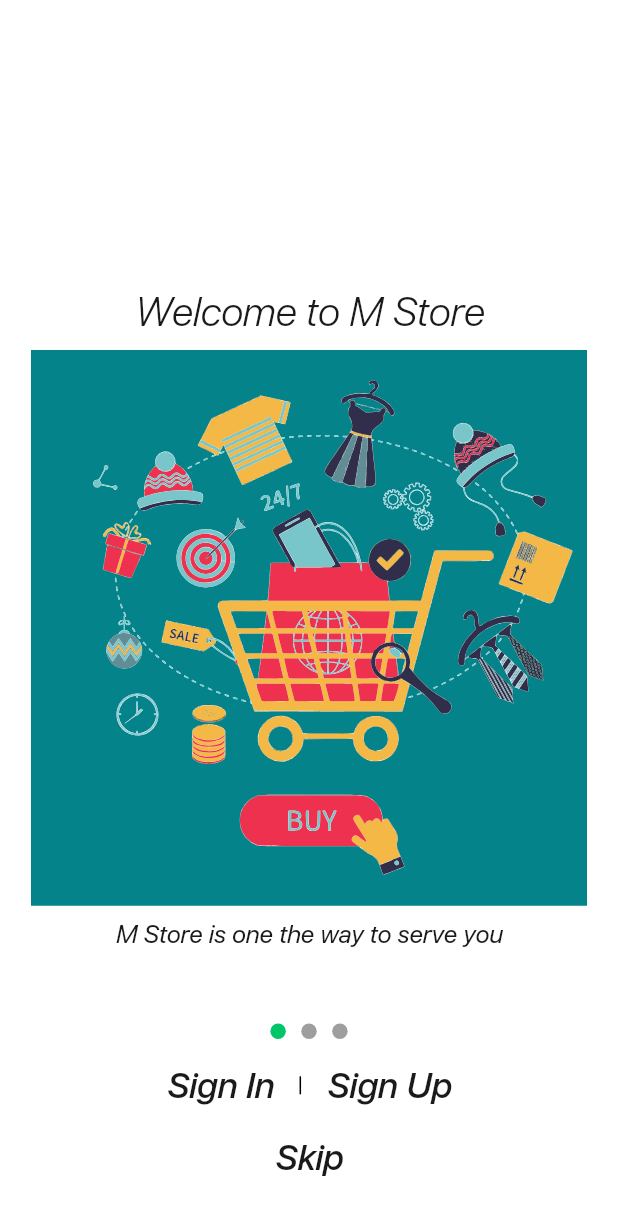
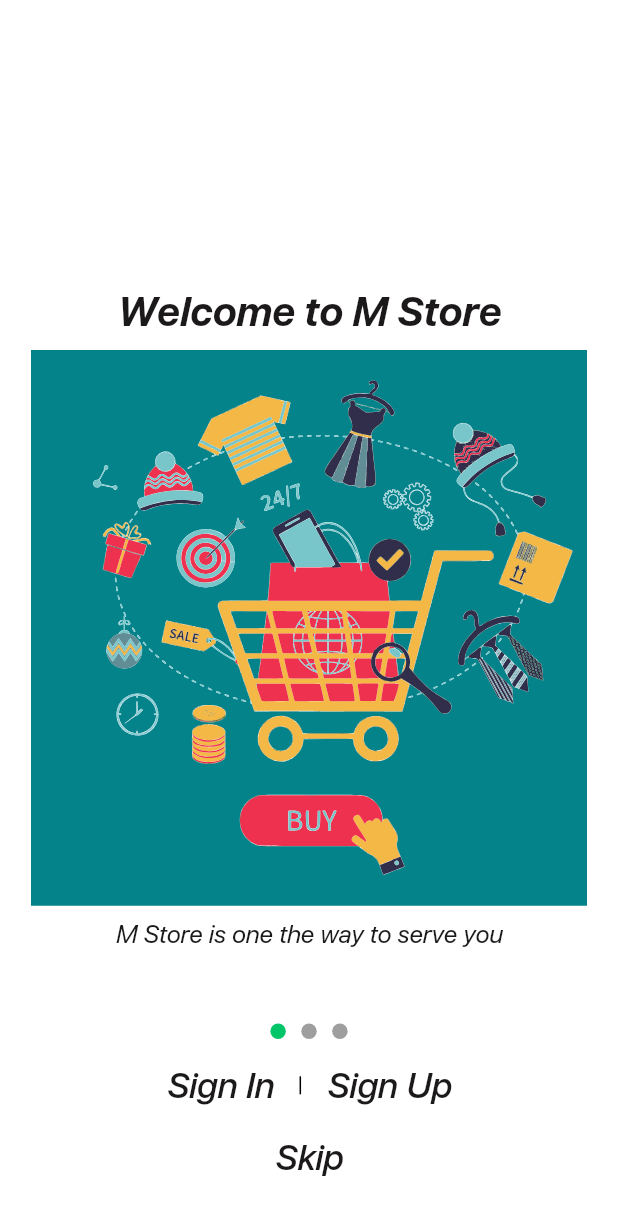
Before and after one commit to the-best-is-best/ms_store, a Flutter app: the screen it shows after launch, on a phone screen of 412 x 824 dp. Shown: the top 1215 px of the screen. Run offline on Flutter 3.47's test engine with Material 2 defaults, Android fonts, the phone set to English and light mode, and no system bars; drawn by our look-alikes of smooth_page_indicator; our stand-ins replace buildcondition, cached_network_image, carousel_slider, community_material_icon, dartz, dio and 16 more; missing offline and left inert: tbib_splash_screen; accounts and stored records are empty; generated files the repository leaves out were written again.

Commit message:
solve font in pubspec

```diff
--- a/lib/presentation/resources/font_manger.dart
+++ b/lib/presentation/resources/font_manger.dart
@@ -22,6 +22,7 @@ class FontSize {
   static double get s20 => 20.sp;
   static double get s24 => 24.sp;
   static double get s28 => 28.sp;
+  static double get s30 => 30.sp;
   static double get s32 => 32.sp;
   static double get s40 => 40.sp;
 }
--- a/lib/presentation/resources/theme_manager.dart
+++ b/lib/presentation/resources/theme_manager.dart
@@ -62,7 +62,7 @@ ThemeData get themeDataLight {
         shape: RoundedRectangleBorder(
             borderRadius: BorderRadius.circular(AppSpacing.ap12.r)),
         textStyle: getRegularStyle(
-            color: ColorManager.textColor, fontSize: FontSize.s24),
+            color: ColorManager.textColor, fontSize: FontSize.s16),
       ),
     ),
 
@@ -73,15 +73,15 @@ ThemeData get themeDataLight {
     ),
     textTheme: TextTheme(
       displayLarge:
-          getLightStyle(color: ColorManager.textColor, fontSize: FontSize.s32),
+          getBoldStyle(color: ColorManager.textColor, fontSize: FontSize.s32),
       headlineLarge: getSemiBoldStyle(
-          color: ColorManager.textColor, fontSize: FontSize.s32),
+          color: ColorManager.textColor, fontSize: FontSize.s30),
       labelLarge:
           getMediumStyle(color: ColorManager.textColor, fontSize: FontSize.s28),
       labelMedium:
-          getMediumStyle(fontSize: FontSize.s20, color: ColorManager.textColor),
+          getMediumStyle(fontSize: FontSize.s18, color: ColorManager.textColor),
       labelSmall: getRegularStyle(
-          color: ColorManager.textColor, fontSize: FontSize.s24),
+          color: ColorManager.textColor, fontSize: FontSize.s16),
       titleLarge: getRegularStyle(
           color: ColorManager.textColor, fontSize: FontSize.s20),
     ),
@@ -89,9 +89,9 @@ ThemeData get themeDataLight {
       contentPadding: EdgeInsets.all(AppSpacing.ap18.w),
       iconColor: ColorManager.darkColor,
       hintStyle:
-          getRegularStyle(fontSize: FontSize.s24, color: ColorManager.grey),
+          getRegularStyle(fontSize: FontSize.s16, color: ColorManager.grey),
       labelStyle:
-          getMediumStyle(fontSize: FontSize.s20, color: ColorManager.grey),
+          getMediumStyle(fontSize: FontSize.s16, color: ColorManager.grey),
       errorStyle:
           getRegularStyle(fontSize: FontSize.s16, color: ColorManager.error),
       enabledBorder: OutlineInputBorder(
--- a/pubspec.yaml
+++ b/pubspec.yaml
@@ -120,7 +120,7 @@ flutter:
       fonts:
         - asset: assets/fonts/SF-Pro-Display-Heavy.ttf
           weight: 900
-        - asset: assets/fonts/SF-Pro-Display-SF-Pro-Display-HeavyItalic.ttf
+        - asset: assets/fonts/SF-Pro-Display-HeavyItalic.ttf
           weight: 900
           style: italic
         - asset: assets/fonts/SF-Pro-Display-Black.ttf
```
